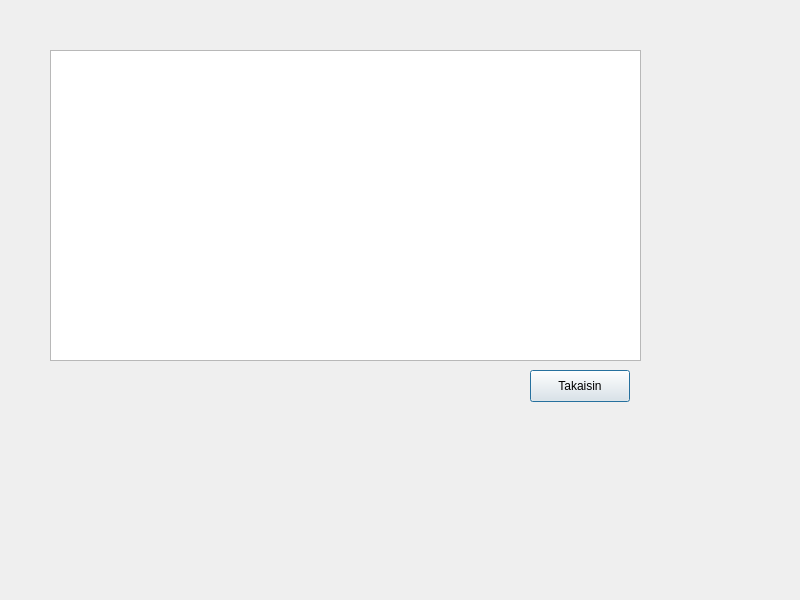
Before: the Qt Designer form bank-automat/transaction.ui in DeveMike/Software_Development_Application_Project, drawn with Qt 5.
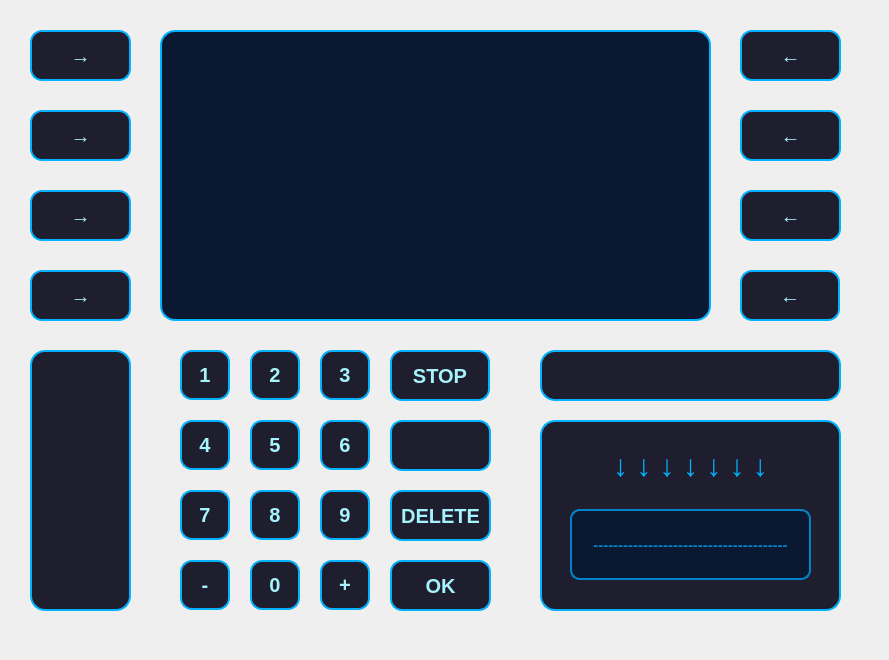
After: the same form once the commit is applied.

Commit message: Transactions + virtual keyboard, and page requirements

What changed in the file:
```diff
--- a/bank-automat/transaction.ui
+++ b/bank-automat/transaction.ui
@@ -6,34 +6,1340 @@
    <rect>
     <x>0</x>
     <y>0</y>
-    <width>800</width>
-    <height>600</height>
+    <width>889</width>
+    <height>660</height>
    </rect>
   </property>
   <property name="windowTitle">
    <string>Dialog</string>
   </property>
+  <widget class="QPushButton" name="btn_14">
+   <property name="geometry">
+    <rect>
+     <x>390</x>
+     <y>490</y>
+     <width>101</width>
+     <height>51</height>
+    </rect>
+   </property>
+   <property name="font">
+    <font>
+     <pointsize>-1</pointsize>
+     <bold>true</bold>
+     <kerning>true</kerning>
+    </font>
+   </property>
+   <property name="styleSheet">
+    <string notr="true">QPushButton {
+    background-color: #1E1E2E;
+    color: #A5F3FC;
+    font-size: 20px;
+    font-weight: bold;
+    border: 2px solid #00B2FF;
+    border-radius: 12px;
+    padding: 10px;
+    box-shadow: 0px 4px 10px rgba(0, 178, 255, 0.3);
+    transition: all 0.2s ease-in-out;
+}
+
+QPushButton:hover {
+    background-color: #00B2FF;
+    color: #1E1E2E;
+    border: 2px solid #A5F3FC;
+    box-shadow: 0px 4px 15px rgba(165, 243, 252, 0.6);
+    transform: scale(1.05);
+}
+
+QPushButton:pressed {
+    background-color: #0084C9;
+    color: #FFFFFF;
+    box-shadow: inset 0px 4px 8px rgba(0, 0, 0, 0.5);
+    transform: scale(0.95);
+}
+</string>
+   </property>
+   <property name="text">
+    <string>DELETE</string>
+   </property>
+  </widget>
+  <widget class="QPushButton" name="btnEmpty_2">
+   <property name="geometry">
+    <rect>
+     <x>740</x>
+     <y>110</y>
+     <width>101</width>
+     <height>51</height>
+    </rect>
+   </property>
+   <property name="layoutDirection">
+    <enum>Qt::LayoutDirection::LeftToRight</enum>
+   </property>
+   <property name="autoFillBackground">
+    <bool>false</bool>
+   </property>
+   <property name="styleSheet">
+    <string notr="true">QPushButton {
+    background-color: #1E1E2E;
+    color: #A5F3FC;
+    font-size: 20px;
+    font-weight: bold;
+    border: 2px solid #00B2FF;
+    border-radius: 12px;
+    padding: 10px;
+    box-shadow: 0px 4px 10px rgba(0, 178, 255, 0.3);
+    transition: all 0.2s ease-in-out;
+}
+
+QPushButton:hover {
+    background-color: #00B2FF;
+    color: #1E1E2E;
+    border: 2px solid #A5F3FC;
+    box-shadow: 0px 4px 15px rgba(165, 243, 252, 0.6);
+    transform: scale(1.05);
+}
+
+QPushButton:pressed {
+    background-color: #0084C9;
+    color: #FFFFFF;
+    box-shadow: inset 0px 4px 8px rgba(0, 0, 0, 0.5);
+    transform: scale(0.95);
+}
+</string>
+   </property>
+   <property name="text">
+    <string>←</string>
+   </property>
+  </widget>
+  <widget class="QPushButton" name="btnOK">
+   <property name="geometry">
+    <rect>
+     <x>390</x>
+     <y>560</y>
+     <width>101</width>
+     <height>51</height>
+    </rect>
+   </property>
+   <property name="layoutDirection">
+    <enum>Qt::LayoutDirection::LeftToRight</enum>
+   </property>
+   <property name="styleSheet">
+    <string notr="true">QPushButton {
+    background-color: #1E1E2E;
+    color: #A5F3FC;
+    font-size: 20px;
+    font-weight: bold;
+    border: 2px solid #00B2FF;
+    border-radius: 12px;
+    padding: 10px;
+    box-shadow: 0px 4px 10px rgba(0, 178, 255, 0.3);
+    transition: all 0.2s ease-in-out;
+}
+
+QPushButton:hover {
+    background-color: #00B2FF;
+    color: #1E1E2E;
+    border: 2px solid #A5F3FC;
+    box-shadow: 0px 4px 15px rgba(165, 243, 252, 0.6);
+    transform: scale(1.05);
+}
+
+QPushButton:pressed {
+    background-color: #0084C9;
+    color: #FFFFFF;
+    box-shadow: inset 0px 4px 8px rgba(0, 0, 0, 0.5);
+    transform: scale(0.95);
+}
+</string>
+   </property>
+   <property name="text">
+    <string>OK</string>
+   </property>
+  </widget>
+  <widget class="QPushButton" name="btnBack_2">
+   <property name="geometry">
+    <rect>
+     <x>390</x>
+     <y>350</y>
+     <width>100</width>
+     <height>51</height>
+    </rect>
+   </property>
+   <property name="styleSheet">
+    <string notr="true">QPushButton {
+    background-color: #1E1E2E;
+    color: #A5F3FC;
+    font-size: 20px;
+    font-weight: bold;
+    border: 2px solid #00B2FF;
+    border-radius: 12px;
+    padding: 10px;
+    box-shadow: 0px 4px 10px rgba(0, 178, 255, 0.3);
+    transition: all 0.2s ease-in-out;
+}
+
+QPushButton:hover {
+    background-color: #00B2FF;
+    color: #1E1E2E;
+    border: 2px solid #A5F3FC;
+    box-shadow: 0px 4px 15px rgba(165, 243, 252, 0.6);
+    transform: scale(1.05);
+}
+
+QPushButton:pressed {
+    background-color: #0084C9;
+    color: #FFFFFF;
+    box-shadow: inset 0px 4px 8px rgba(0, 0, 0, 0.5);
+    transform: scale(0.95);
+}
+</string>
+   </property>
+   <property name="text">
+    <string>STOP</string>
+   </property>
+  </widget>
+  <widget class="QLabel" name="cardSlot">
+   <property name="geometry">
+    <rect>
+     <x>540</x>
+     <y>420</y>
+     <width>301</width>
+     <height>191</height>
+    </rect>
+   </property>
+   <property name="styleSheet">
+    <string notr="true">QLabel#cardSlot {
+    background-color: #1E1E2E;
+    border: 2px solid #00B2FF;
+    border-radius: 15px;
+    min-width: 160px;
+    min-height: 60px;
+    text-align: center;
+    color: #A5F3FC;
+    font-size: 16px;
+    font-weight: bold;
+    box-shadow: inset 0px 5px 10px rgba(0, 0, 0, 0.6);
+}
+</string>
+   </property>
+   <property name="text">
+    <string/>
+   </property>
+  </widget>
+  <widget class="QPushButton" name="btn_3">
+   <property name="geometry">
+    <rect>
+     <x>320</x>
+     <y>350</y>
+     <width>50</width>
+     <height>50</height>
+    </rect>
+   </property>
+   <property name="font">
+    <font>
+     <pointsize>-1</pointsize>
+     <bold>true</bold>
+     <kerning>true</kerning>
+    </font>
+   </property>
+   <property name="styleSheet">
+    <string notr="true">QPushButton {
+    background-color: #1E1E2E;
+    color: #A5F3FC;
+    font-size: 20px;
+    font-weight: bold;
+    border: 2px solid #00B2FF;
+    border-radius: 12px;
+    padding: 10px;
+    box-shadow: 0px 4px 10px rgba(0, 178, 255, 0.3);
+    transition: all 0.2s ease-in-out;
+}
+
+QPushButton:hover {
+    background-color: #00B2FF;
+    color: #1E1E2E;
+    border: 2px solid #A5F3FC;
+    box-shadow: 0px 4px 15px rgba(165, 243, 252, 0.6);
+    transform: scale(1.05);
+}
+
+QPushButton:pressed {
+    background-color: #0084C9;
+    color: #FFFFFF;
+    box-shadow: inset 0px 4px 8px rgba(0, 0, 0, 0.5);
+    transform: scale(0.95);
+}
+</string>
+   </property>
+   <property name="text">
+    <string>3</string>
+   </property>
+  </widget>
+  <widget class="QLabel" name="cardSlot_3">
+   <property name="geometry">
+    <rect>
+     <x>30</x>
+     <y>350</y>
+     <width>101</width>
+     <height>261</height>
+    </rect>
+   </property>
+   <property name="styleSheet">
+    <string notr="true">QLabel#cardSlot_3 {
+    background-color: #1E1E2E;
+    border: 2px solid #00B2FF;
+    border-radius: 15px;
+    text-align: center;
+    color: #A5F3FC;
+    font-size: 16px;
+    font-weight: bold;
+    box-shadow: inset 0px 5px 10px rgba(0, 0, 0, 0.6);
+}
+</string>
+   </property>
+   <property name="text">
+    <string/>
+   </property>
+  </widget>
   <widget class="QPushButton" name="btnBack">
    <property name="geometry">
     <rect>
-     <x>530</x>
-     <y>370</y>
+     <x>740</x>
+     <y>270</y>
      <width>100</width>
-     <height>32</height>
+     <height>51</height>
     </rect>
    </property>
+   <property name="styleSheet">
+    <string notr="true">QPushButton {
+    background-color: #1E1E2E;
+    color: #A5F3FC;
+    font-size: 20px;
+    font-weight: bold;
+    border: 2px solid #00B2FF;
+    border-radius: 12px;
+    padding: 10px;
+    box-shadow: 0px 4px 10px rgba(0, 178, 255, 0.3);
+    transition: all 0.2s ease-in-out;
+}
+
+QPushButton:hover {
+    background-color: #00B2FF;
+    color: #1E1E2E;
+    border: 2px solid #A5F3FC;
+    box-shadow: 0px 4px 15px rgba(165, 243, 252, 0.6);
+    transform: scale(1.05);
+}
+
+QPushButton:pressed {
+    background-color: #0084C9;
+    color: #FFFFFF;
+    box-shadow: inset 0px 4px 8px rgba(0, 0, 0, 0.5);
+    transform: scale(0.95);
+}
+</string>
+   </property>
    <property name="text">
-    <string>Takaisin</string>
+    <string>←</string>
    </property>
   </widget>
-  <widget class="QListWidget" name="listWidget">
+  <widget class="QLabel" name="cardSlotBorder">
    <property name="geometry">
     <rect>
-     <x>50</x>
-     <y>50</y>
-     <width>591</width>
-     <height>311</height>
+     <x>570</x>
+     <y>509</y>
+     <width>241</width>
+     <height>71</height>
     </rect>
+   </property>
+   <property name="styleSheet">
+    <string notr="true">QLabel#cardSlotBorder {
+	font-size: 15px;
+	color: #0084C9;
+	font-weight: bold;
+    background-color: #0A1931;
+    border: 2px solid #0084C9;
+    border-radius: 10px;
+    min-width: 140px;
+    min-height: 20px;
+}
+
+</string>
+   </property>
+   <property name="text">
+    <string>---------------------------------------</string>
+   </property>
+   <property name="alignment">
+    <set>Qt::AlignmentFlag::AlignCenter</set>
+   </property>
+  </widget>
+  <widget class="QPushButton" name="btnPrev">
+   <property name="geometry">
+    <rect>
+     <x>30</x>
+     <y>190</y>
+     <width>101</width>
+     <height>51</height>
+    </rect>
+   </property>
+   <property name="layoutDirection">
+    <enum>Qt::LayoutDirection::LeftToRight</enum>
+   </property>
+   <property name="autoFillBackground">
+    <bool>false</bool>
+   </property>
+   <property name="styleSheet">
+    <string notr="true">QPushButton {
+    background-color: #1E1E2E;
+    color: #A5F3FC;
+    font-size: 20px;
+    font-weight: bold;
+    border: 2px solid #00B2FF;
+    border-radius: 12px;
+    padding: 6px;
+    box-shadow: 0px 4px 10px rgba(0, 178, 255, 0.3);
+    transition: all 0.2s ease-in-out;
+}
+
+QPushButton:hover {
+    background-color: #00B2FF;
+    color: #1E1E2E;
+    border: 2px solid #A5F3FC;
+    box-shadow: 0px 4px 15px rgba(165, 243, 252, 0.6);
+    transform: scale(1.05);
+}
+
+QPushButton:pressed {
+    background-color: #0084C9;
+    color: #FFFFFF;
+    box-shadow: inset 0px 4px 8px rgba(0, 0, 0, 0.5);
+    transform: scale(0.95);
+}
+</string>
+   </property>
+   <property name="text">
+    <string>→</string>
+   </property>
+  </widget>
+  <widget class="QPushButton" name="btn_15">
+   <property name="geometry">
+    <rect>
+     <x>390</x>
+     <y>420</y>
+     <width>101</width>
+     <height>51</height>
+    </rect>
+   </property>
+   <property name="font">
+    <font>
+     <pointsize>-1</pointsize>
+     <bold>true</bold>
+     <kerning>true</kerning>
+    </font>
+   </property>
+   <property name="styleSheet">
+    <string notr="true">QPushButton {
+    background-color: #1E1E2E;
+    color: #A5F3FC;
+    font-size: 20px;
+    font-weight: bold;
+    border: 2px solid #00B2FF;
+    border-radius: 12px;
+    padding: 10px;
+    box-shadow: 0px 4px 10px rgba(0, 178, 255, 0.3);
+    transition: all 0.2s ease-in-out;
+}
+
+QPushButton:hover {
+    background-color: #00B2FF;
+    color: #1E1E2E;
+    border: 2px solid #A5F3FC;
+    box-shadow: 0px 4px 15px rgba(165, 243, 252, 0.6);
+    transform: scale(1.05);
+}
+
+QPushButton:pressed {
+    background-color: #0084C9;
+    color: #FFFFFF;
+    box-shadow: inset 0px 4px 8px rgba(0, 0, 0, 0.5);
+    transform: scale(0.95);
+}
+</string>
+   </property>
+   <property name="text">
+    <string/>
+   </property>
+  </widget>
+  <widget class="QPushButton" name="btn_11">
+   <property name="geometry">
+    <rect>
+     <x>180</x>
+     <y>560</y>
+     <width>50</width>
+     <height>50</height>
+    </rect>
+   </property>
+   <property name="font">
+    <font>
+     <pointsize>-1</pointsize>
+     <bold>true</bold>
+     <kerning>true</kerning>
+    </font>
+   </property>
+   <property name="styleSheet">
+    <string notr="true">QPushButton {
+    background-color: #1E1E2E;
+    color: #A5F3FC;
+    font-size: 20px;
+    font-weight: bold;
+    border: 2px solid #00B2FF;
+    border-radius: 12px;
+    padding: 10px;
+    box-shadow: 0px 4px 10px rgba(0, 178, 255, 0.3);
+    transition: all 0.2s ease-in-out;
+}
+
+QPushButton:hover {
+    background-color: #00B2FF;
+    color: #1E1E2E;
+    border: 2px solid #A5F3FC;
+    box-shadow: 0px 4px 15px rgba(165, 243, 252, 0.6);
+    transform: scale(1.05);
+}
+
+QPushButton:pressed {
+    background-color: #0084C9;
+    color: #FFFFFF;
+    box-shadow: inset 0px 4px 8px rgba(0, 0, 0, 0.5);
+    transform: scale(0.95);
+}
+</string>
+   </property>
+   <property name="text">
+    <string>-</string>
+   </property>
+  </widget>
+  <widget class="QPushButton" name="btn_7">
+   <property name="geometry">
+    <rect>
+     <x>180</x>
+     <y>490</y>
+     <width>50</width>
+     <height>50</height>
+    </rect>
+   </property>
+   <property name="font">
+    <font>
+     <pointsize>-1</pointsize>
+     <bold>true</bold>
+     <kerning>true</kerning>
+    </font>
+   </property>
+   <property name="styleSheet">
+    <string notr="true">QPushButton {
+    background-color: #1E1E2E;
+    color: #A5F3FC;
+    font-size: 20px;
+    font-weight: bold;
+    border: 2px solid #00B2FF;
+    border-radius: 12px;
+    padding: 10px;
+    box-shadow: 0px 4px 10px rgba(0, 178, 255, 0.3);
+    transition: all 0.2s ease-in-out;
+}
+
+QPushButton:hover {
+    background-color: #00B2FF;
+    color: #1E1E2E;
+    border: 2px solid #A5F3FC;
+    box-shadow: 0px 4px 15px rgba(165, 243, 252, 0.6);
+    transform: scale(1.05);
+}
+
+QPushButton:pressed {
+    background-color: #0084C9;
+    color: #FFFFFF;
+    box-shadow: inset 0px 4px 8px rgba(0, 0, 0, 0.5);
+    transform: scale(0.95);
+}
+</string>
+   </property>
+   <property name="text">
+    <string>7</string>
+   </property>
+  </widget>
+  <widget class="QLabel" name="cardSlot_2">
+   <property name="geometry">
+    <rect>
+     <x>540</x>
+     <y>350</y>
+     <width>301</width>
+     <height>51</height>
+    </rect>
+   </property>
+   <property name="styleSheet">
+    <string notr="true">QLabel#cardSlot_2 {
+    background-color: #1E1E2E;
+    border: 2px solid #00B2FF;
+    border-radius: 15px;
+    text-align: center;
+    color: #A5F3FC;
+    font-size: 16px;
+    font-weight: bold;
+    box-shadow: inset 0px 5px 10px rgba(0, 0, 0, 0.6);
+}
+</string>
+   </property>
+   <property name="text">
+    <string/>
+   </property>
+  </widget>
+  <widget class="QPushButton" name="btn_9">
+   <property name="geometry">
+    <rect>
+     <x>320</x>
+     <y>490</y>
+     <width>50</width>
+     <height>50</height>
+    </rect>
+   </property>
+   <property name="font">
+    <font>
+     <pointsize>-1</pointsize>
+     <bold>true</bold>
+     <kerning>true</kerning>
+    </font>
+   </property>
+   <property name="styleSheet">
+    <string notr="true">QPushButton {
+    background-color: #1E1E2E;
+    color: #A5F3FC;
+    font-size: 20px;
+    font-weight: bold;
+    border: 2px solid #00B2FF;
+    border-radius: 12px;
+    padding: 10px;
+    box-shadow: 0px 4px 10px rgba(0, 178, 255, 0.3);
+    transition: all 0.2s ease-in-out;
+}
+
+QPushButton:hover {
+    background-color: #00B2FF;
+    color: #1E1E2E;
+    border: 2px solid #A5F3FC;
+    box-shadow: 0px 4px 15px rgba(165, 243, 252, 0.6);
+    transform: scale(1.05);
+}
+
+QPushButton:pressed {
+    background-color: #0084C9;
+    color: #FFFFFF;
+    box-shadow: inset 0px 4px 8px rgba(0, 0, 0, 0.5);
+    transform: scale(0.95);
+}
+</string>
+   </property>
+   <property name="text">
+    <string>9</string>
+   </property>
+  </widget>
+  <widget class="QPushButton" name="btn_5">
+   <property name="geometry">
+    <rect>
+     <x>250</x>
+     <y>420</y>
+     <width>50</width>
+     <height>50</height>
+    </rect>
+   </property>
+   <property name="font">
+    <font>
+     <pointsize>-1</pointsize>
+     <bold>true</bold>
+     <kerning>true</kerning>
+    </font>
+   </property>
+   <property name="styleSheet">
+    <string notr="true">QPushButton {
+    background-color: #1E1E2E;
+    color: #A5F3FC;
+    font-size: 20px;
+    font-weight: bold;
+    border: 2px solid #00B2FF;
+    border-radius: 12px;
+    padding: 10px;
+    box-shadow: 0px 4px 10px rgba(0, 178, 255, 0.3);
+    transition: all 0.2s ease-in-out;
+}
+
+QPushButton:hover {
+    background-color: #00B2FF;
+    color: #1E1E2E;
+    border: 2px solid #A5F3FC;
+    box-shadow: 0px 4px 15px rgba(165, 243, 252, 0.6);
+    transform: scale(1.05);
+}
+
+QPushButton:pressed {
+    background-color: #0084C9;
+    color: #FFFFFF;
+    box-shadow: inset 0px 4px 8px rgba(0, 0, 0, 0.5);
+    transform: scale(0.95);
+}
+</string>
+   </property>
+   <property name="text">
+    <string>5</string>
+   </property>
+  </widget>
+  <widget class="QPushButton" name="btn_10">
+   <property name="geometry">
+    <rect>
+     <x>320</x>
+     <y>560</y>
+     <width>50</width>
+     <height>50</height>
+    </rect>
+   </property>
+   <property name="font">
+    <font>
+     <pointsize>-1</pointsize>
+     <bold>true</bold>
+     <kerning>true</kerning>
+    </font>
+   </property>
+   <property name="styleSheet">
+    <string notr="true">QPushButton {
+    background-color: #1E1E2E;
+    color: #A5F3FC;
+    font-size: 20px;
+    font-weight: bold;
+    border: 2px solid #00B2FF;
+    border-radius: 12px;
+    padding: 10px;
+    box-shadow: 0px 4px 10px rgba(0, 178, 255, 0.3);
+    transition: all 0.2s ease-in-out;
+}
+
+QPushButton:hover {
+    background-color: #00B2FF;
+    color: #1E1E2E;
+    border: 2px solid #A5F3FC;
+    box-shadow: 0px 4px 15px rgba(165, 243, 252, 0.6);
+    transform: scale(1.05);
+}
+
+QPushButton:pressed {
+    background-color: #0084C9;
+    color: #FFFFFF;
+    box-shadow: inset 0px 4px 8px rgba(0, 0, 0, 0.5);
+    transform: scale(0.95);
+}
+</string>
+   </property>
+   <property name="text">
+    <string>+</string>
+   </property>
+  </widget>
+  <widget class="QPushButton" name="btnEmpty_4">
+   <property name="geometry">
+    <rect>
+     <x>30</x>
+     <y>30</y>
+     <width>101</width>
+     <height>51</height>
+    </rect>
+   </property>
+   <property name="layoutDirection">
+    <enum>Qt::LayoutDirection::LeftToRight</enum>
+   </property>
+   <property name="autoFillBackground">
+    <bool>false</bool>
+   </property>
+   <property name="styleSheet">
+    <string notr="true">QPushButton {
+    background-color: #1E1E2E;
+    color: #A5F3FC;
+    font-size: 20px;
+    font-weight: bold;
+    border: 2px solid #00B2FF;
+    border-radius: 12px;
+    padding: 10px;
+    box-shadow: 0px 4px 10px rgba(0, 178, 255, 0.3);
+    transition: all 0.2s ease-in-out;
+}
+
+QPushButton:hover {
+    background-color: #00B2FF;
+    color: #1E1E2E;
+    border: 2px solid #A5F3FC;
+    box-shadow: 0px 4px 15px rgba(165, 243, 252, 0.6);
+    transform: scale(1.05);
+}
+
+QPushButton:pressed {
+    background-color: #0084C9;
+    color: #FFFFFF;
+    box-shadow: inset 0px 4px 8px rgba(0, 0, 0, 0.5);
+    transform: scale(0.95);
+}
+</string>
+   </property>
+   <property name="text">
+    <string>→</string>
+   </property>
+  </widget>
+  <widget class="QPushButton" name="btn_0">
+   <property name="geometry">
+    <rect>
+     <x>250</x>
+     <y>560</y>
+     <width>50</width>
+     <height>50</height>
+    </rect>
+   </property>
+   <property name="font">
+    <font>
+     <pointsize>-1</pointsize>
+     <bold>true</bold>
+     <kerning>true</kerning>
+    </font>
+   </property>
+   <property name="styleSheet">
+    <string notr="true">QPushButton {
+    background-color: #1E1E2E;
+    color: #A5F3FC;
+    font-size: 20px;
+    font-weight: bold;
+    border: 2px solid #00B2FF;
+    border-radius: 12px;
+    padding: 10px;
+    box-shadow: 0px 4px 10px rgba(0, 178, 255, 0.3);
+    transition: all 0.2s ease-in-out;
+}
+
+QPushButton:hover {
+    background-color: #00B2FF;
+    color: #1E1E2E;
+    border: 2px solid #A5F3FC;
+    box-shadow: 0px 4px 15px rgba(165, 243, 252, 0.6);
+    transform: scale(1.05);
+}
+
+QPushButton:pressed {
+    background-color: #0084C9;
+    color: #FFFFFF;
+    box-shadow: inset 0px 4px 8px rgba(0, 0, 0, 0.5);
+    transform: scale(0.95);
+}
+</string>
+   </property>
+   <property name="text">
+    <string>0</string>
+   </property>
+  </widget>
+  <widget class="QPushButton" name="btn_4">
+   <property name="geometry">
+    <rect>
+     <x>180</x>
+     <y>420</y>
+     <width>50</width>
+     <height>50</height>
+    </rect>
+   </property>
+   <property name="font">
+    <font>
+     <pointsize>-1</pointsize>
+     <bold>true</bold>
+     <kerning>true</kerning>
+    </font>
+   </property>
+   <property name="styleSheet">
+    <string notr="true">QPushButton {
+    background-color: #1E1E2E;
+    color: #A5F3FC;
+    font-size: 20px;
+    font-weight: bold;
+    border: 2px solid #00B2FF;
+    border-radius: 12px;
+    padding: 10px;
+    box-shadow: 0px 4px 10px rgba(0, 178, 255, 0.3);
+    transition: all 0.2s ease-in-out;
+}
+
+QPushButton:hover {
+    background-color: #00B2FF;
+    color: #1E1E2E;
+    border: 2px solid #A5F3FC;
+    box-shadow: 0px 4px 15px rgba(165, 243, 252, 0.6);
+    transform: scale(1.05);
+}
+
+QPushButton:pressed {
+    background-color: #0084C9;
+    color: #FFFFFF;
+    box-shadow: inset 0px 4px 8px rgba(0, 0, 0, 0.5);
+    transform: scale(0.95);
+}
+</string>
+   </property>
+   <property name="text">
+    <string>4</string>
+   </property>
+  </widget>
+  <widget class="QPushButton" name="btn_2">
+   <property name="geometry">
+    <rect>
+     <x>250</x>
+     <y>350</y>
+     <width>50</width>
+     <height>50</height>
+    </rect>
+   </property>
+   <property name="font">
+    <font>
+     <pointsize>-1</pointsize>
+     <bold>true</bold>
+     <kerning>true</kerning>
+    </font>
+   </property>
+   <property name="styleSheet">
+    <string notr="true">QPushButton {
+    background-color: #1E1E2E;
+    color: #A5F3FC;
+    font-size: 20px;
+    font-weight: bold;
+    border: 2px solid #00B2FF;
+    border-radius: 12px;
+    padding: 10px;
+    box-shadow: 0px 4px 10px rgba(0, 178, 255, 0.3);
+    transition: all 0.2s ease-in-out;
+}
+
+QPushButton:hover {
+    background-color: #00B2FF;
+    color: #1E1E2E;
+    border: 2px solid #A5F3FC;
+    box-shadow: 0px 4px 15px rgba(165, 243, 252, 0.6);
+    transform: scale(1.05);
+}
+
+QPushButton:pressed {
+    background-color: #0084C9;
+    color: #FFFFFF;
+    box-shadow: inset 0px 4px 8px rgba(0, 0, 0, 0.5);
+    transform: scale(0.95);
+}
+</string>
+   </property>
+   <property name="text">
+    <string>2</string>
+   </property>
+  </widget>
+  <widget class="QPushButton" name="btnEmpty_7">
+   <property name="geometry">
+    <rect>
+     <x>30</x>
+     <y>270</y>
+     <width>101</width>
+     <height>51</height>
+    </rect>
+   </property>
+   <property name="layoutDirection">
+    <enum>Qt::LayoutDirection::LeftToRight</enum>
+   </property>
+   <property name="autoFillBackground">
+    <bool>false</bool>
+   </property>
+   <property name="styleSheet">
+    <string notr="true">QPushButton {
+    background-color: #1E1E2E;
+    color: #A5F3FC;
+    font-size: 20px;
+    font-weight: bold;
+    border: 2px solid #00B2FF;
+    border-radius: 12px;
+    padding: 10px;
+    box-shadow: 0px 4px 10px rgba(0, 178, 255, 0.3);
+    transition: all 0.2s ease-in-out;
+}
+
+QPushButton:hover {
+    background-color: #00B2FF;
+    color: #1E1E2E;
+    border: 2px solid #A5F3FC;
+    box-shadow: 0px 4px 15px rgba(165, 243, 252, 0.6);
+    transform: scale(1.05);
+}
+
+QPushButton:pressed {
+    background-color: #0084C9;
+    color: #FFFFFF;
+    box-shadow: inset 0px 4px 8px rgba(0, 0, 0, 0.5);
+    transform: scale(0.95);
+}
+</string>
+   </property>
+   <property name="text">
+    <string>→</string>
+   </property>
+  </widget>
+  <widget class="QPushButton" name="btnNext">
+   <property name="geometry">
+    <rect>
+     <x>740</x>
+     <y>190</y>
+     <width>101</width>
+     <height>51</height>
+    </rect>
+   </property>
+   <property name="layoutDirection">
+    <enum>Qt::LayoutDirection::LeftToRight</enum>
+   </property>
+   <property name="autoFillBackground">
+    <bool>false</bool>
+   </property>
+   <property name="styleSheet">
+    <string notr="true">QPushButton {
+    background-color: #1E1E2E;
+    color: #A5F3FC;
+    font-size: 20px;
+    font-weight: bold;
+    border: 2px solid #00B2FF;
+    border-radius: 12px;
+    padding: 6px;
+    box-shadow: 0px 4px 10px rgba(0, 178, 255, 0.3);
+    transition: all 0.2s ease-in-out;
+}
+
+QPushButton:hover {
+    background-color: #00B2FF;
+    color: #1E1E2E;
+    border: 2px solid #A5F3FC;
+    box-shadow: 0px 4px 15px rgba(165, 243, 252, 0.6);
+    transform: scale(1.05);
+}
+
+QPushButton:pressed {
+    background-color: #0084C9;
+    color: #FFFFFF;
+    box-shadow: inset 0px 4px 8px rgba(0, 0, 0, 0.5);
+    transform: scale(0.95);
+}</string>
+   </property>
+   <property name="text">
+    <string>←</string>
+   </property>
+  </widget>
+  <widget class="QLabel" name="cardArrow">
+   <property name="geometry">
+    <rect>
+     <x>570</x>
+     <y>430</y>
+     <width>241</width>
+     <height>71</height>
+    </rect>
+   </property>
+   <property name="styleSheet">
+    <string notr="true">QLabel#cardArrow {
+    font-size: 30px;
+    color: #00B2FF;
+    font-weight: bold;
+    text-align: center;
+    min-width: 30px;
+    min-height: 30px;
+	background-color: transparent;
+}
+</string>
+   </property>
+   <property name="text">
+    <string>↓ ↓ ↓ ↓ ↓ ↓ ↓</string>
+   </property>
+   <property name="alignment">
+    <set>Qt::AlignmentFlag::AlignCenter</set>
+   </property>
+  </widget>
+  <widget class="QPushButton" name="btn_6">
+   <property name="geometry">
+    <rect>
+     <x>320</x>
+     <y>420</y>
+     <width>50</width>
+     <height>50</height>
+    </rect>
+   </property>
+   <property name="font">
+    <font>
+     <pointsize>-1</pointsize>
+     <bold>true</bold>
+     <kerning>true</kerning>
+    </font>
+   </property>
+   <property name="styleSheet">
+    <string notr="true">QPushButton {
+    background-color: #1E1E2E;
+    color: #A5F3FC;
+    font-size: 20px;
+    font-weight: bold;
+    border: 2px solid #00B2FF;
+    border-radius: 12px;
+    padding: 10px;
+    box-shadow: 0px 4px 10px rgba(0, 178, 255, 0.3);
+    transition: all 0.2s ease-in-out;
+}
+
+QPushButton:hover {
+    background-color: #00B2FF;
+    color: #1E1E2E;
+    border: 2px solid #A5F3FC;
+    box-shadow: 0px 4px 15px rgba(165, 243, 252, 0.6);
+    transform: scale(1.05);
+}
+
+QPushButton:pressed {
+    background-color: #0084C9;
+    color: #FFFFFF;
+    box-shadow: inset 0px 4px 8px rgba(0, 0, 0, 0.5);
+    transform: scale(0.95);
+}
+</string>
+   </property>
+   <property name="text">
+    <string>6</string>
+   </property>
+  </widget>
+  <widget class="QPushButton" name="btnEmpty_5">
+   <property name="geometry">
+    <rect>
+     <x>30</x>
+     <y>110</y>
+     <width>101</width>
+     <height>51</height>
+    </rect>
+   </property>
+   <property name="layoutDirection">
+    <enum>Qt::LayoutDirection::LeftToRight</enum>
+   </property>
+   <property name="autoFillBackground">
+    <bool>false</bool>
+   </property>
+   <property name="styleSheet">
+    <string notr="true">QPushButton {
+    background-color: #1E1E2E;
+    color: #A5F3FC;
+    font-size: 20px;
+    font-weight: bold;
+    border: 2px solid #00B2FF;
+    border-radius: 12px;
+    padding: 10px;
+    box-shadow: 0px 4px 10px rgba(0, 178, 255, 0.3);
+    transition: all 0.2s ease-in-out;
+}
+
+QPushButton:hover {
+    background-color: #00B2FF;
+    color: #1E1E2E;
+    border: 2px solid #A5F3FC;
+    box-shadow: 0px 4px 15px rgba(165, 243, 252, 0.6);
+    transform: scale(1.05);
+}
+
+QPushButton:pressed {
+    background-color: #0084C9;
+    color: #FFFFFF;
+    box-shadow: inset 0px 4px 8px rgba(0, 0, 0, 0.5);
+    transform: scale(0.95);
+}
+</string>
+   </property>
+   <property name="text">
+    <string>→</string>
+   </property>
+  </widget>
+  <widget class="QPushButton" name="btn_8">
+   <property name="geometry">
+    <rect>
+     <x>250</x>
+     <y>490</y>
+     <width>50</width>
+     <height>50</height>
+    </rect>
+   </property>
+   <property name="font">
+    <font>
+     <pointsize>-1</pointsize>
+     <bold>true</bold>
+     <kerning>true</kerning>
+    </font>
+   </property>
+   <property name="styleSheet">
+    <string notr="true">QPushButton {
+    background-color: #1E1E2E;
+    color: #A5F3FC;
+    font-size: 20px;
+    font-weight: bold;
+    border: 2px solid #00B2FF;
+    border-radius: 12px;
+    padding: 10px;
+    box-shadow: 0px 4px 10px rgba(0, 178, 255, 0.3);
+    transition: all 0.2s ease-in-out;
+}
+
+QPushButton:hover {
+    background-color: #00B2FF;
+    color: #1E1E2E;
+    border: 2px solid #A5F3FC;
+    box-shadow: 0px 4px 15px rgba(165, 243, 252, 0.6);
+    transform: scale(1.05);
+}
+
+QPushButton:pressed {
+    background-color: #0084C9;
+    color: #FFFFFF;
+    box-shadow: inset 0px 4px 8px rgba(0, 0, 0, 0.5);
+    transform: scale(0.95);
+}
+</string>
+   </property>
+   <property name="text">
+    <string>8</string>
+   </property>
+  </widget>
+  <widget class="QPushButton" name="btn_1">
+   <property name="geometry">
+    <rect>
+     <x>180</x>
+     <y>350</y>
+     <width>50</width>
+     <height>50</height>
+    </rect>
+   </property>
+   <property name="font">
+    <font>
+     <pointsize>-1</pointsize>
+     <bold>true</bold>
+     <kerning>true</kerning>
+    </font>
+   </property>
+   <property name="styleSheet">
+    <string notr="true">QPushButton {
+    background-color: #1E1E2E;
+    color: #A5F3FC;
+    font-size: 20px;
+    font-weight: bold;
+    border: 2px solid #00B2FF;
+    border-radius: 12px;
+    padding: 10px;
+    box-shadow: 0px 4px 10px rgba(0, 178, 255, 0.3);
+    transition: all 0.2s ease-in-out;
+}
+
+QPushButton:hover {
+    background-color: #00B2FF;
+    color: #1E1E2E;
+    border: 2px solid #A5F3FC;
+    box-shadow: 0px 4px 15px rgba(165, 243, 252, 0.6);
+    transform: scale(1.05);
+}
+
+QPushButton:pressed {
+    background-color: #0084C9;
+    color: #FFFFFF;
+    box-shadow: inset 0px 4px 8px rgba(0, 0, 0, 0.5);
+    transform: scale(0.95);
+}
+</string>
+   </property>
+   <property name="text">
+    <string>1</string>
+   </property>
+  </widget>
+  <widget class="QPushButton" name="btnEmpty_3">
+   <property name="geometry">
+    <rect>
+     <x>740</x>
+     <y>30</y>
+     <width>101</width>
+     <height>51</height>
+    </rect>
+   </property>
+   <property name="layoutDirection">
+    <enum>Qt::LayoutDirection::LeftToRight</enum>
+   </property>
+   <property name="autoFillBackground">
+    <bool>false</bool>
+   </property>
+   <property name="styleSheet">
+    <string notr="true">QPushButton {
+    background-color: #1E1E2E;
+    color: #A5F3FC;
+    font-size: 20px;
+    font-weight: bold;
+    border: 2px solid #00B2FF;
+    border-radius: 12px;
+    padding: 10px;
+    box-shadow: 0px 4px 10px rgba(0, 178, 255, 0.3);
+    transition: all 0.2s ease-in-out;
+}
+
+QPushButton:hover {
+    background-color: #00B2FF;
+    color: #1E1E2E;
+    border: 2px solid #A5F3FC;
+    box-shadow: 0px 4px 15px rgba(165, 243, 252, 0.6);
+    transform: scale(1.05);
+}
+
+QPushButton:pressed {
+    background-color: #0084C9;
+    color: #FFFFFF;
+    box-shadow: inset 0px 4px 8px rgba(0, 0, 0, 0.5);
+    transform: scale(0.95);
+}
+</string>
+   </property>
+   <property name="text">
+    <string>←</string>
+   </property>
+  </widget>
+  <widget class="QTableWidget" name="tableWidget">
+   <property name="geometry">
+    <rect>
+     <x>160</x>
+     <y>30</y>
+     <width>551</width>
+     <height>291</height>
+    </rect>
+   </property>
+   <property name="styleSheet">
+    <string notr="true">QTableWidget {
+    background-color: #0A1931;
+    border: 2px solid #00B2FF;
+    border-radius: 15px;
+    padding: 10px;
+    color: #A5F3FC;
+    font-size: 18px;
+    font-weight: bold;
+}
+
+
+QHeaderView::section { 
+    background-color: lightgray; 
+    color: black; 
+    font-weight: bold; 
+}
+
+QTableCornerButton::section {
+    background-color: lightgray; 
+}
+
+QTableWidget QTableView::item {
+    color: black;
+}
+
+</string>
+   </property>
+   <property name="tabKeyNavigation">
+    <bool>true</bool>
    </property>
   </widget>
  </widget>
```
The commit also changes 2 other files.
